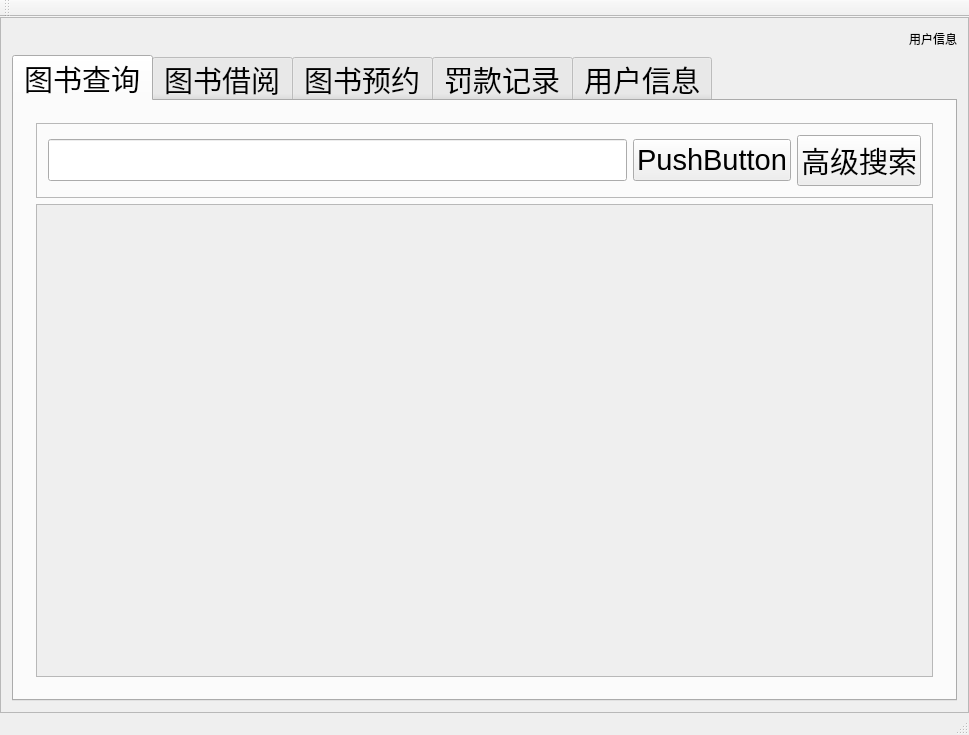
This is reader.ui in lixiaojia2017/libclient as Qt 5 draws it before an edit. The edited form follows.
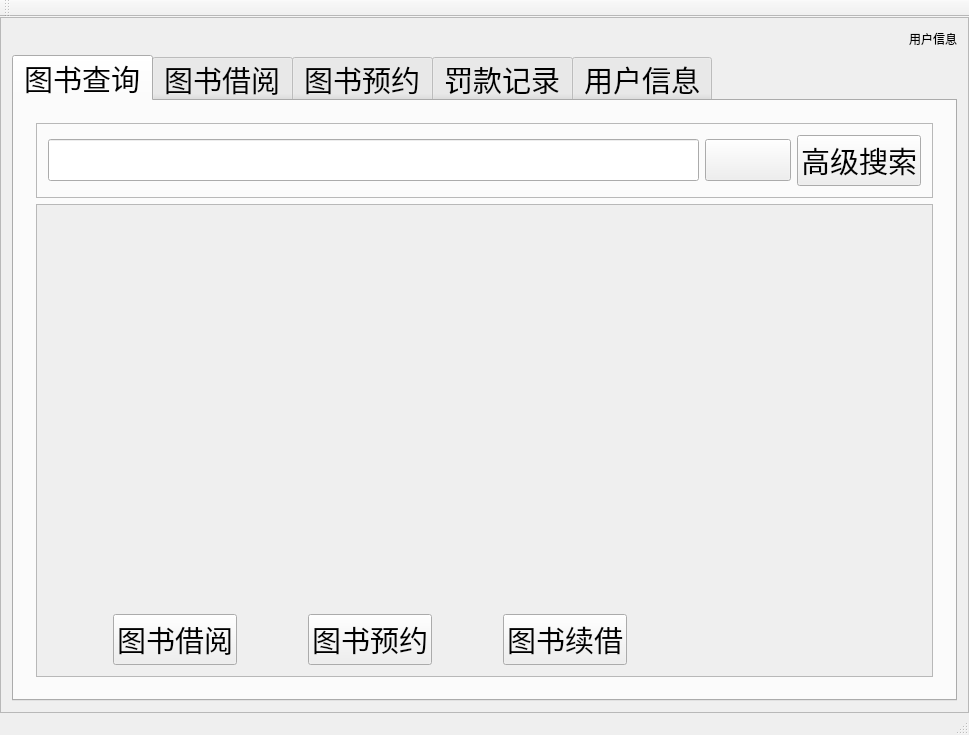
This is the edited form.

What changed in the file:
```diff
--- a/reader.ui
+++ b/reader.ui
@@ -96,16 +96,16 @@
                    <enum>QFrame::Raised</enum>
                   </property>
                   <layout class="QGridLayout" name="gridLayout">
+                   <item row="0" column="1">
+                    <widget class="QPushButton" name="search">
+                     <property name="text">
+                      <string/>
+                     </property>
+                    </widget>
+                   </item>
                    <item row="0" column="0">
                     <widget class="QLineEdit" name="lineEdit"/>
                    </item>
-                   <item row="0" column="1">
-                    <widget class="QPushButton" name="pushButton">
-                     <property name="text">
-                      <string>PushButton</string>
-                     </property>
-                    </widget>
-                   </item>
                    <item row="0" column="2">
                     <widget class="QPushButton" name="switchtwo">
                      <property name="text">
@@ -130,6 +130,88 @@
                      <height>446</height>
                     </rect>
                    </property>
+                   <layout class="QGridLayout" name="gridLayout_6">
+                    <item row="0" column="0" colspan="7">
+                     <widget class="QLabel" name="searchResult">
+                      <property name="text">
+                       <string/>
+                      </property>
+                     </widget>
+                    </item>
+                    <item row="1" column="0">
+                     <spacer name="horizontalSpacer_6">
+                      <property name="orientation">
+                       <enum>Qt::Horizontal</enum>
+                      </property>
+                      <property name="sizeHint" stdset="0">
+                       <size>
+                        <width>19</width>
+                        <height>20</height>
+                       </size>
+                      </property>
+                     </spacer>
+                    </item>
+                    <item row="1" column="1">
+                     <widget class="QPushButton" name="pushButton">
+                      <property name="text">
+                       <string>图书借阅</string>
+                      </property>
+                     </widget>
+                    </item>
+                    <item row="1" column="2">
+                     <spacer name="horizontalSpacer_5">
+                      <property name="orientation">
+                       <enum>Qt::Horizontal</enum>
+                      </property>
+                      <property name="sizeHint" stdset="0">
+                       <size>
+                        <width>20</width>
+                        <height>20</height>
+                       </size>
+                      </property>
+                     </spacer>
+                    </item>
+                    <item row="1" column="3">
+                     <widget class="QPushButton" name="pushButton_2">
+                      <property name="text">
+                       <string>图书预约</string>
+                      </property>
+                     </widget>
+                    </item>
+                    <item row="1" column="4">
+                     <spacer name="horizontalSpacer_4">
+                      <property name="orientation">
+                       <enum>Qt::Horizontal</enum>
+                      </property>
+                      <property name="sizeHint" stdset="0">
+                       <size>
+                        <width>19</width>
+                        <height>20</height>
+                       </size>
+                      </property>
+                     </spacer>
+                    </item>
+                    <item row="1" column="5">
+                     <widget class="QPushButton" name="pushButton_3">
+                      <property name="text">
+                       <string>图书续借</string>
+                      </property>
+                     </widget>
+                    </item>
+                    <item row="1" column="6">
+                     <spacer name="horizontalSpacer_3">
+                      <property name="orientation">
+                       <enum>Qt::Horizontal</enum>
+                      </property>
+                      <property name="sizeHint" stdset="0">
+                       <size>
+                        <width>288</width>
+                        <height>20</height>
+                       </size>
+                      </property>
+                     </spacer>
+                    </item>
+                   </layout>
                   </widget>
                  </widget>
                 </item>
```
